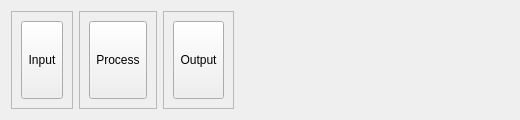
Qt form gui/ProcessWidget.ui (acroper/qflowmon) before a commit; both pictures show x 0 to 520 and y 0 to 120 of the 956 by 120 pixel window.
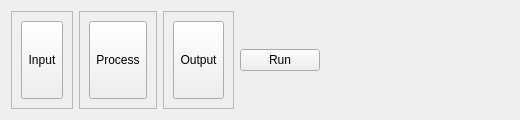
The same form after that commit.

```diff
--- a/gui/ProcessWidget.ui
+++ b/gui/ProcessWidget.ui
@@ -113,6 +113,13 @@
      </layout>
     </widget>
    </item>
+   <item>
+    <widget class="QPushButton" name="pushButton">
+     <property name="text">
+      <string>Run</string>
+     </property>
+    </widget>
+   </item>
    <item>
     <spacer name="horizontalSpacer">
      <property name="orientation">
```
